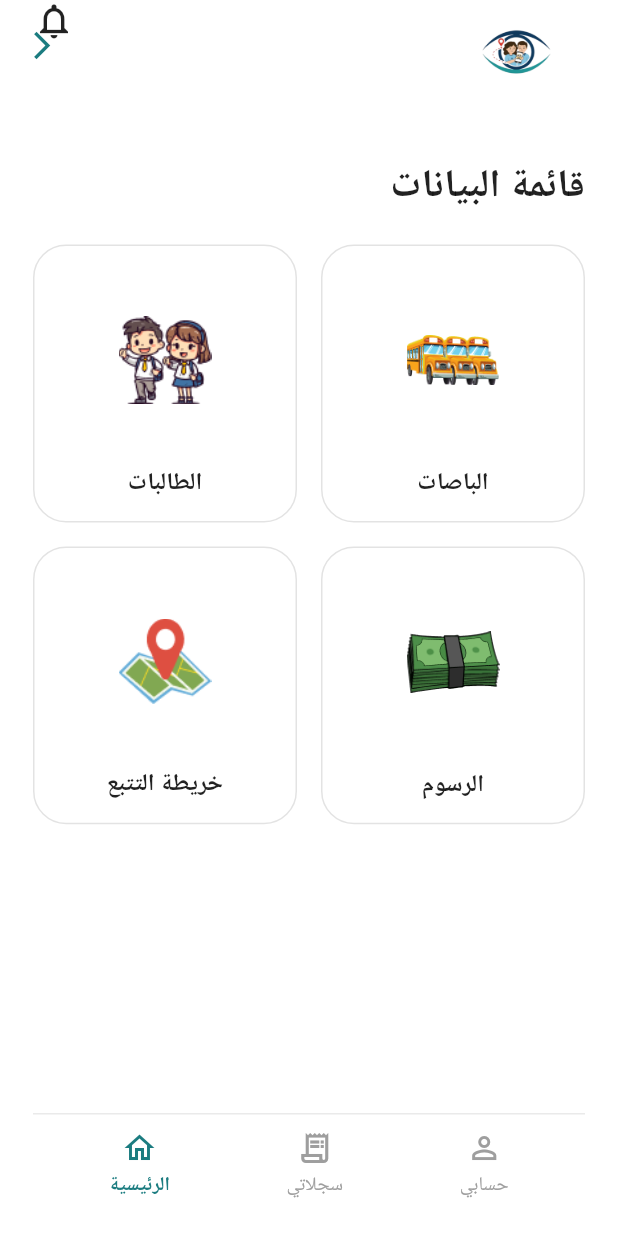
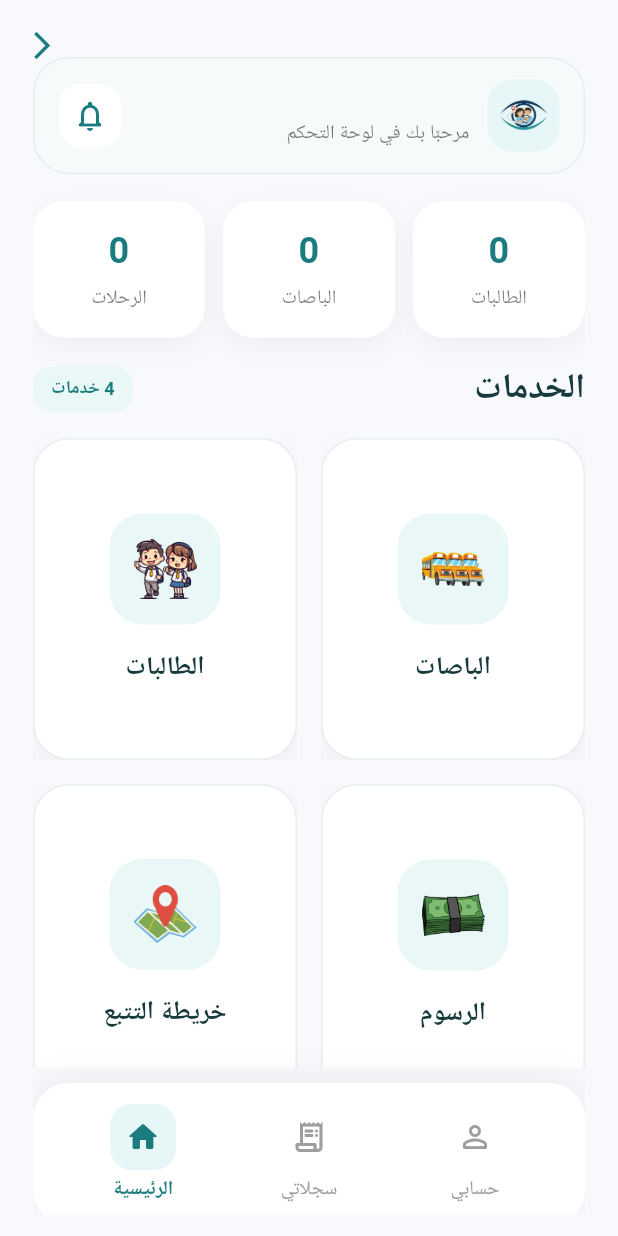
Before and after one commit to shujounsultan-code/ayn-raqeeb, a Flutter app: the HomeScreen screen opened directly with empty values, on a phone screen of 412 x 824 dp. Run offline on Flutter 3.47's test engine with Material 3 defaults, Android fonts, the phone set to English and light mode, and no system bars; our stand-ins replace camera, cloud_firestore, firebase_core, flutter_map, latlong2, speech_to_text; accounts and stored records are empty.

Commit message:
improve home screen ui and firebase status

```diff
--- a/lib/home_screen.dart
+++ b/lib/home_screen.dart
@@ -1,9 +1,9 @@
 import 'package:flutter/material.dart';
+import 'package:cloud_firestore/cloud_firestore.dart';
 import 'widgets/back_button_widget.dart';
 import 'students_screen.dart';
 import 'profile_school_screen.dart';
 import 'records_screen.dart';
-import 'profile_school_screen.dart';
 
 class HomeScreen extends StatelessWidget {
   final String schoolId;
@@ -15,49 +15,119 @@ class HomeScreen extends StatelessWidget {
     required this.schoolName,
   });
 
+  Stream<int> _getCollectionCount(String collectionName) {
+    return FirebaseFirestore.instance
+        .collection(collectionName)
+        .snapshots()
+        .map((snapshot) => snapshot.docs.length);
+  }
+
+  Widget _buildStatCard(Stream<int> stream, String title) {
+    return Expanded(
+      child: StreamBuilder<int>(
+        stream: stream,
+        builder: (context, snapshot) {
+          final number = snapshot.hasData ? snapshot.data.toString() : '...';
+
+          return Container(
+            padding: const EdgeInsets.symmetric(vertical: 16),
+            decoration: BoxDecoration(
+              color: Colors.white,
+              borderRadius: BorderRadius.circular(20),
+              boxShadow: [
+                BoxShadow(
+                  color: Colors.black.withOpacity(0.04),
+                  blurRadius: 14,
+                  offset: const Offset(0, 6),
+                ),
+              ],
+            ),
+            child: Column(
+              children: [
+                Text(
+                  number,
+                  style: const TextStyle(
+                    fontSize: 24,
+                    fontWeight: FontWeight.bold,
+                    color: Color(0xFF1B7C80),
+                  ),
+                ),
+                const SizedBox(height: 6),
+                Text(
+                  title,
+                  style: const TextStyle(
+                    fontSize: 13,
+                    color: Colors.black54,
+                  ),
+                ),
+              ],
+            ),
+          );
+        },
+      ),
+    );
+  }
+
   Widget _buildCard(
     BuildContext context,
     String title,
     String imagePath, {
     VoidCallback? onTap,
   }) {
-    return GestureDetector(
+    return Material(
+      color: Colors.transparent,
+      child: InkWell(
         onTap: onTap,
-      child: Container(
+        borderRadius: BorderRadius.circular(24),
+        child: Ink(
           decoration: BoxDecoration(
             color: Colors.white,
-          borderRadius: BorderRadius.circular(22),
+            borderRadius: BorderRadius.circular(24),
+            boxShadow: [
+              BoxShadow(
+                color: Colors.black.withOpacity(0.04),
+                blurRadius: 18,
+                offset: const Offset(0, 8),
+              ),
+            ],
             border: Border.all(
-            color: const Color(0xFFE3E3E3),
+              color: const Color(0xFFE8EEEE),
               width: 1,
             ),
           ),
           child: Padding(
-          padding: const EdgeInsets.symmetric(horizontal: 10, vertical: 14),
+            padding: const EdgeInsets.symmetric(horizontal: 14, vertical: 16),
             child: Column(
               mainAxisAlignment: MainAxisAlignment.center,
               children: [
-              Expanded(
+                Container(
+                  width: 74,
+                  height: 74,
+                  decoration: BoxDecoration(
+                    color: const Color(0xFFEAF7F7),
+                    borderRadius: BorderRadius.circular(22),
+                  ),
                   child: Center(
                     child: Image.asset(
                       imagePath,
-                    width: 62,
-                    height: 62,
+                      width: 42,
+                      height: 42,
                       fit: BoxFit.contain,
                     ),
                   ),
                 ),
-              const SizedBox(height: 8),
+                const SizedBox(height: 16),
                 Text(
                   title,
                   textAlign: TextAlign.center,
                   style: const TextStyle(
-                  fontSize: 16,
-                  fontWeight: FontWeight.w600,
-                  color: Colors.black87,
+                    fontSize: 17,
+                    fontWeight: FontWeight.w700,
+                    color: Color(0xFF173B3D),
                   ),
                 ),
               ],
+            ),
           ),
         ),
       ),
@@ -75,10 +145,18 @@ class HomeScreen extends StatelessWidget {
       child: Column(
         mainAxisSize: MainAxisSize.min,
         children: [
-          Icon(
+          AnimatedContainer(
+            duration: const Duration(milliseconds: 180),
+            padding: const EdgeInsets.all(10),
+            decoration: BoxDecoration(
+              color: selected ? const Color(0xFFE7F6F7) : Colors.transparent,
+              borderRadius: BorderRadius.circular(14),
+            ),
+            child: Icon(
               icon,
               color: selected ? const Color(0xFF1B7C80) : Colors.grey,
               size: 24,
+            ),
           ),
           const SizedBox(height: 4),
           Text(
@@ -94,75 +172,213 @@ class HomeScreen extends StatelessWidget {
     );
   }
 
+  Widget _buildHeader() {
+    return Container(
+      margin: const EdgeInsets.only(top: 38),
+      padding: const EdgeInsets.symmetric(horizontal: 16, vertical: 14),
+      decoration: BoxDecoration(
+        color: const Color(0xFFF7FAFA),
+        borderRadius: BorderRadius.circular(24),
+        border: Border.all(
+          color: const Color(0xFFE3EFEF),
+          width: 1,
+        ),
+      ),
+      child: Row(
+        children: [
+          Container(
+            width: 48,
+            height: 48,
+            decoration: BoxDecoration(
+              color: const Color(0xFFE7F6F7),
+              borderRadius: BorderRadius.circular(16),
+            ),
+            child: Image.asset(
+              'assets/images/logobg.png',
+              fit: BoxFit.contain,
+            ),
+          ),
+          const SizedBox(width: 12),
+          Expanded(
+            child: Column(
+              crossAxisAlignment: CrossAxisAlignment.start,
+              children: [
+                Text(
+                  schoolName,
+                  style: const TextStyle(
+                    fontSize: 15,
+                    fontWeight: FontWeight.w600,
+                    color: Color(0xFF173B3D),
+                  ),
+                ),
+                const SizedBox(height: 4),
+                const Text(
+                  'مرحبًا بك في لوحة التحكم',
+                  style: TextStyle(
+                    fontSize: 13,
+                    color: Colors.black54,
+                  ),
+                ),
+              ],
+            ),
+          ),
+          Container(
+            width: 42,
+            height: 42,
+            decoration: BoxDecoration(
+              color: Colors.white,
+              borderRadius: BorderRadius.circular(14),
+            ),
+            child: const Icon(
+              Icons.notifications_none_rounded,
+              color: Color(0xFF1B7C80),
+              size: 24,
+            ),
+          ),
+        ],
+      ),
+    );
+  }
+
+  Widget _buildBottomNav(BuildContext context) {
+    return Container(
+      margin: const EdgeInsets.only(top: 10),
+      padding: const EdgeInsets.symmetric(horizontal: 18, vertical: 14),
+      decoration: BoxDecoration(
+        color: Colors.white,
+        borderRadius: BorderRadius.circular(24),
+        boxShadow: [
+          BoxShadow(
+            color: Colors.black.withOpacity(0.05),
+            blurRadius: 18,
+            offset: const Offset(0, -4),
+          ),
+        ],
+      ),
+      child: Row(
+        mainAxisAlignment: MainAxisAlignment.spaceAround,
+        children: [
+          _buildBottomItem(
+            Icons.person_outline_rounded,
+            'حسابي',
+            onTap: () {
+              Navigator.push(
+                context,
+                MaterialPageRoute(
+                  builder: (_) => ProfileSchoolScreen(
+                    schoolId: schoolId,
+                    schoolName: schoolName,
+                  ),
+                ),
+              );
+            },
+          ),
+          _buildBottomItem(
+            Icons.receipt_long_rounded,
+            'سجلاتي',
+            onTap: () {
+              Navigator.push(
+                context,
+                MaterialPageRoute(
+                  builder: (_) => RecordsScreen(
+                    schoolId: schoolId,
+                  ),
+                ),
+              );
+            },
+          ),
+          _buildBottomItem(
+            Icons.home_rounded,
+            'الرئيسية',
+            selected: true,
+          ),
+        ],
+      ),
+    );
+  }
+
   @override
   Widget build(BuildContext context) {
     return Directionality(
       textDirection: TextDirection.rtl,
       child: Scaffold(
-        backgroundColor: Colors.white,
+        backgroundColor: const Color(0xFFF7F9FC),
         body: Stack(
           children: [
             SafeArea(
               top: false,
               child: Padding(
                 padding: const EdgeInsets.fromLTRB(22, 0, 22, 14),
+                child: SingleChildScrollView(
+                  physics: const BouncingScrollPhysics(),
                   child: Column(
                     children: [
+                      _buildHeader(),
+                      const SizedBox(height: 18),
                       Row(
-                      textDirection: TextDirection.ltr,
-                      crossAxisAlignment: CrossAxisAlignment.start,
                         children: [
-                        const Icon(
-                          Icons.notifications_none_outlined,
-                          color: Colors.black87,
-                          size: 28,
+                          _buildStatCard(
+                            _getCollectionCount('students'),
+                            'الطالبات',
+                          ),
+                          const SizedBox(width: 12),
+                          _buildStatCard(
+                            _getCollectionCount('buses'),
+                            'الباصات',
+                          ),
+                          const SizedBox(width: 12),
+                          _buildStatCard(
+                            _getCollectionCount('trips'),
+                            'الرحلات',
+                          ),
+                        ],
+                      ),
+                      const SizedBox(height: 18),
+                      Row(
+                        children: [
+                          const Text(
+                            'الخدمات',
+                            style: TextStyle(
+                              fontSize: 23,
+                              fontWeight: FontWeight.bold,
+                              color: Color(0xFF173B3D),
+                            ),
                           ),
                           const Spacer(),
-                        Column(
-                          children: [
-                            Image.asset(
-                              'assets/images/logobg.png',
-                              width: 92,
-                              height: 70,
-                              fit: BoxFit.contain,
+                          Container(
+                            padding: const EdgeInsets.symmetric(
+                              horizontal: 12,
+                              vertical: 6,
                             ),
-                            const SizedBox(height: 2),
-                            Text(
-                              schoolName,
-                              style: const TextStyle(
-                                fontSize: 14,
-                                fontWeight: FontWeight.w500,
-                                color: Colors.black87,
+                            decoration: BoxDecoration(
+                              color: const Color(0xFFEAF7F7),
+                              borderRadius: BorderRadius.circular(12),
+                            ),
+                            child: const Text(
+                              '4 خدمات',
+                              style: TextStyle(
+                                fontSize: 12,
+                                color: Color(0xFF1B7C80),
+                                fontWeight: FontWeight.w600,
+                              ),
                             ),
                           ),
                         ],
                       ),
-                      ],
-                    ),
-                    const SizedBox(height: 12),
-                    const Align(
-                      alignment: Alignment.centerRight,
-                      child: Text(
-                        'قائمة البيانات',
-                        style: TextStyle(
-                          fontSize: 26,
-                          fontWeight: FontWeight.bold,
-                          color: Colors.black87,
-                        ),
-                      ),
-                    ),
-                    const SizedBox(height: 20),
-                    Expanded(
+                      const SizedBox(height: 16),
+                      SizedBox(
+                        height: 420,
                         child: LayoutBuilder(
                           builder: (context, constraints) {
                             final bool isWide = constraints.maxWidth > 420;
 
                             return GridView.count(
-                            physics: const BouncingScrollPhysics(),
+                              padding: EdgeInsets.zero,
+                              physics: const NeverScrollableScrollPhysics(),
                               crossAxisCount: 2,
                               crossAxisSpacing: 16,
                               mainAxisSpacing: 16,
-                            childAspectRatio: isWide ? 1.08 : 0.95,
+                              childAspectRatio: isWide ? 0.95 : 0.82,
                               children: [
                                 _buildCard(
                                   context,
@@ -195,63 +411,9 @@ class HomeScreen extends StatelessWidget {
                           },
                         ),
                       ),
-                    Container(
-                      padding: const EdgeInsets.only(
-                        top: 10,
-                        bottom: 10,
-                        right: 12,
-                        left: 12,
-                      ),
-                      decoration: const BoxDecoration(
-                        color: Colors.white,
-                        border: Border(
-                          top: BorderSide(
-                            color: Color(0xFFEAEAEA),
-                            width: 1,
-                          ),
-                        ),
-                      ),
-                      child: Row(
-                        mainAxisAlignment: MainAxisAlignment.spaceAround,
-                        children: [
-                          _buildBottomItem(
-                            Icons.person_outline,
-                            'حسابي',
-                            onTap: () {
-                              Navigator.push(
-                                context,
-                                MaterialPageRoute(
-                                  builder: (_) => ProfileSchoolScreen(
-                                    schoolId: schoolId,
-                                    schoolName: schoolName,
-                                  ),
-                                ),
-                              );
-                            },
-                          ),
-                          _buildBottomItem(
-                            Icons.receipt_long_outlined,
-                            'سجلاتي',
-                            onTap: () {
-                              Navigator.push(
-                                context,
-                                MaterialPageRoute(
-                                  builder: (_) => RecordsScreen(
-                                    schoolId: schoolId,
-                                  ),
-                                ),
-                              );
-                            },
-                          ),
-                          _buildBottomItem(
-                            Icons.home_outlined,
-                            'الرئيسية',
-                            selected: true,
-                          ),
+                      _buildBottomNav(context),
                     ],
                   ),
-                    ),
-                  ],
                 ),
               ),
             ),
--- a/lib/main.dart
+++ b/lib/main.dart
@@ -1,7 +1,6 @@
 import 'package:flutter/material.dart';
 import 'package:firebase_core/firebase_core.dart';
 import 'firebase_options.dart';
-import 'bus_fees_screen.dart';
 import 'welcome_screen.dart';
 import 'add_bus_page.dart';
 import 'buses_page.dart';
```
Also changed, not shown: lib/role_selection_screen.dart (+59 -42 lines), lib/welcome_screen.dart (+46 -16 lines). Lines whose indentation alone changed are shown as unchanged.
